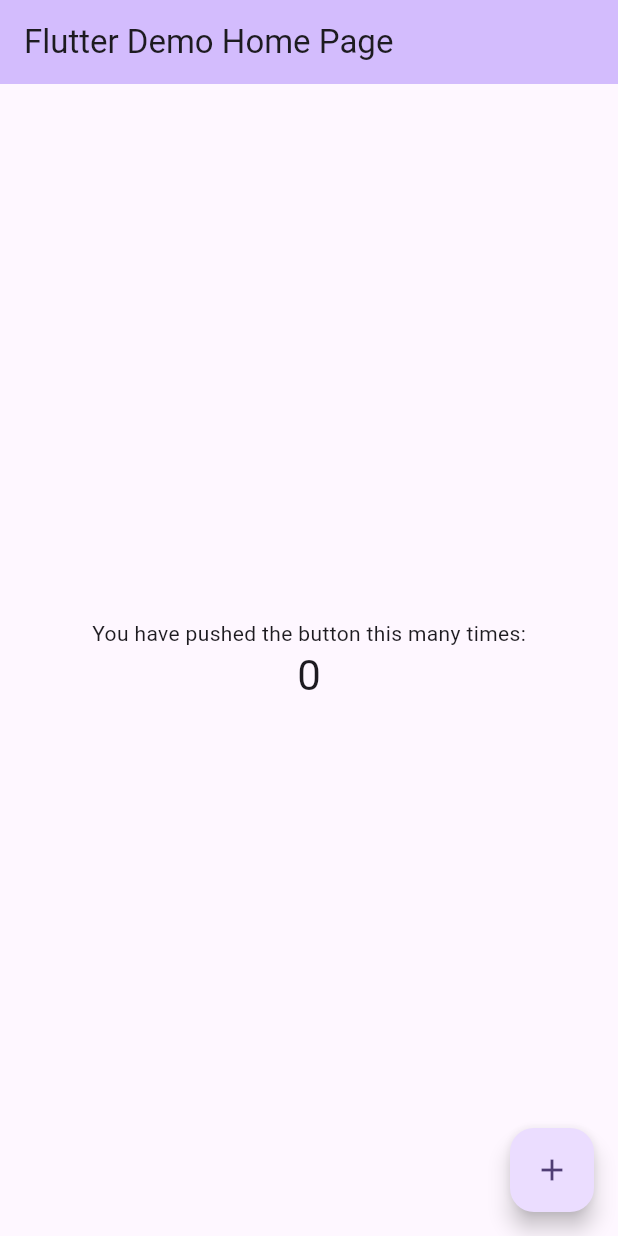
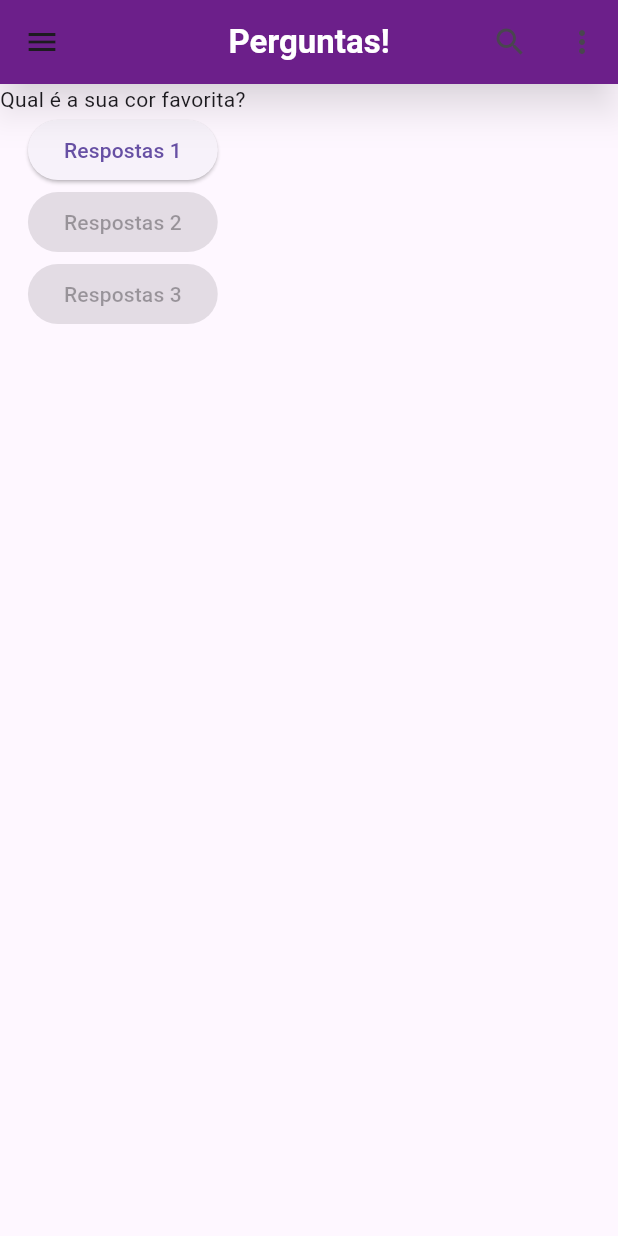
Before and after one commit to jeffersonf-alves/aprendendo_kotlin, a Flutter app: the screen it shows after launch, on a phone screen of 412 x 824 dp. Run offline on Flutter 3.47's test engine with Material 3 defaults, Android fonts, the phone set to English and light mode, and no system bars.

Commit message:
Iniciando com widget

```diff
--- a/lib/main.dart
+++ b/lib/main.dart
@@ -1,125 +1,84 @@
 import 'package:flutter/material.dart';
+import './questao.dart';
 
-void main() {
-  runApp(const MyApp());
+main() {
+  runApp(new PerguntaApp());
 }
 
-class MyApp extends StatelessWidget {
-  const MyApp({super.key});
 
-  // This widget is the root of your application.
-  @override
-  Widget build(BuildContext context) {
-    return MaterialApp(
-      title: 'Flutter Demo',
-      theme: ThemeData(
-        // This is the theme of your application.
-        //
-        // TRY THIS: Try running your application with "flutter run". You'll see
-        // the application has a purple toolbar. Then, without quitting the app,
-        // try changing the seedColor in the colorScheme below to Colors.green
-        // and then invoke "hot reload" (save your changes or press the "hot
-        // reload" button in a Flutter-supported IDE, or press "r" if you used
-        // the command line to start the app).
-        //
-        // Notice that the counter didn't reset back to zero; the application
-        // state is not lost during the reload. To reset the state, use hot
-        // restart instead.
-        //
-        // This works for code too, not just values: Most code changes can be
-        // tested with just a hot reload.
-        colorScheme: ColorScheme.fromSeed(seedColor: Colors.deepPurple),
-        useMaterial3: true,
-      ),
-      home: const MyHomePage(title: 'Flutter Demo Home Page'),
-    );
-  }
-}
+class PerguntaApp extends StatelessWidget {
 
-class MyHomePage extends StatefulWidget {
-  const MyHomePage({super.key, required this.title});
 
-  // This widget is the home page of your application. It is stateful, meaning
-  // that it has a State object (defined below) that contains fields that affect
-  // how it looks.
-
-  // This class is the configuration for the state. It holds the values (in this
-  // case the title) provided by the parent (in this case the App widget) and
-  // used by the build method of the State. Fields in a Widget subclass are
-  // always marked "final".
-
-  final String title;
-
-  @override
-  State<MyHomePage> createState() => _MyHomePageState();
-}
-
-class _MyHomePageState extends State<MyHomePage> {
-  int _counter = 0;
-
-  void _incrementCounter() {
-    setState(() {
-      // This call to setState tells the Flutter framework that something has
-      // changed in this State, which causes it to rerun the build method below
-      // so that the display can reflect the updated values. If we changed
-      // _counter without calling setState(), then the build method would not be
-      // called again, and so nothing would appear to happen.
-      _counter++;
-    });
+  void responder() {
+    print('Pergunta respondida!');
   }
 
   @override
   Widget build(BuildContext context) {
-    // This method is rerun every time setState is called, for instance as done
-    // by the _incrementCounter method above.
-    //
-    // The Flutter framework has been optimized to make rerunning build methods
-    // fast, so that you can just rebuild anything that needs updating rather
-    // than having to individually change instances of widgets.
-    return Scaffold(
-      appBar: AppBar(
-        // TRY THIS: Try changing the color here to a specific color (to
-        // Colors.amber, perhaps?) and trigger a hot reload to see the AppBar
-        // change color while the other colors stay the same.
-        backgroundColor: Theme.of(context).colorScheme.inversePrimary,
-        // Here we take the value from the MyHomePage object that was created by
-        // the App.build method, and use it to set our appbar title.
-        title: Text(widget.title),
-      ),
-      body: Center(
-        // Center is a layout widget. It takes a single child and positions it
-        // in the middle of the parent.
-        child: Column(
-          // Column is also a layout widget. It takes a list of children and
-          // arranges them vertically. By default, it sizes itself to fit its
-          // children horizontally, and tries to be as tall as its parent.
-          //
-          // Column has various properties to control how it sizes itself and
-          // how it positions its children. Here we use mainAxisAlignment to
-          // center the children vertically; the main axis here is the vertical
-          // axis because Columns are vertical (the cross axis would be
-          // horizontal).
-          //
-          // TRY THIS: Invoke "debug painting" (choose the "Toggle Debug Paint"
-          // action in the IDE, or press "p" in the console), to see the
-          // wireframe for each widget.
-          mainAxisAlignment: MainAxisAlignment.center,
+
+    final perguntas = [
+      'Qual é a sua cor favorita?',
+      'Qual é o seu animal favorito?'
+    ];
+
+
+    return MaterialApp(
+      home: Scaffold(
+        appBar: AppBar(
+            title: Text(
+              'Perguntas!',
+            style: TextStyle(
+                fontSize: 22, // Tamanho maior para o título
+                fontWeight: FontWeight.bold, // Deixa o texto em negrito
+                color: Colors.white, // Define a cor do texto
+              ),
+            ),
+            centerTitle: true, // Centraliza o título
+            backgroundColor: const Color.fromARGB(255, 109, 24, 134), // Cor moderna de fundo
+            elevation: 10, // Elevação para dar profundidade
+            shadowColor: Colors.black54, // Cor da sombra
+            leading: IconButton(
+              icon: Icon(Icons.menu), // Ícone de menu no canto esquerdo
+              onPressed: () {
+                // Ação ao pressionar
+                print('Menu clicado!');
+              },
+            ),
+            actions: [
+              IconButton(
+                icon: Icon(Icons.search), // Ícone de pesquisa no canto direito
+                onPressed: () {
+                  // Ação ao pressionar
+                  print('Pesquisa clicada!');
+                },
+              ),
+              IconButton(
+                icon: Icon(Icons.more_vert), // Ícone de mais opções
+                onPressed: () {
+                  // Ação ao pressionar
+                  print('Mais opções clicado!');
+                },
+              ),
+            ],
+        ),
+        body: Column(
           children: <Widget>[
-            const Text(
-              'You have pushed the button this many times:',
+            Text(perguntas.elementAt(0)),
+            ElevatedButton(
+              child: Text('Respostas 1'),
+              onPressed: responder,
             ),
-            Text(
-              '$_counter',
-              style: Theme.of(context).textTheme.headlineMedium,
+            ElevatedButton(
+              child: Text('Respostas 2'),
+              onPressed: null,
             ),
+            ElevatedButton(
+              child: Text('Respostas 3'),
+              onPressed: null,
+            )
           ],
         ),
       ),
-      floatingActionButton: FloatingActionButton(
-        onPressed: _incrementCounter,
-        tooltip: 'Increment',
-        child: const Icon(Icons.add),
-      ), // This trailing comma makes auto-formatting nicer for build methods.
     );
   }
 }
```
Also changed, not shown: lib/questao.dart (added, +13 -0 lines), 1 other file.
